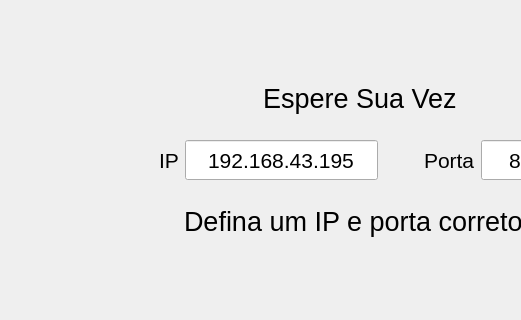
Old version of the form AndroidTCP/widget.ui in the repository EEL7323/batata; both pictures show x 0 to 521 and y 381 to 701 of the 720 by 1280 pixel window.
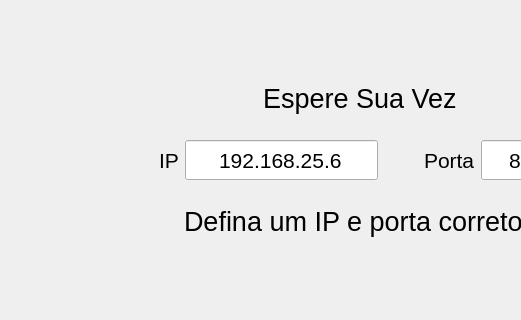
New version of the form.

Diff of the .ui file:
```diff
--- a/AndroidTCP/widget.ui
+++ b/AndroidTCP/widget.ui
@@ -332,7 +332,7 @@
         </font>
        </property>
        <property name="text">
-        <string>192.168.43.195</string>
+        <string>192.168.25.6</string>
        </property>
        <property name="alignment">
         <set>Qt::AlignCenter</set>
```
